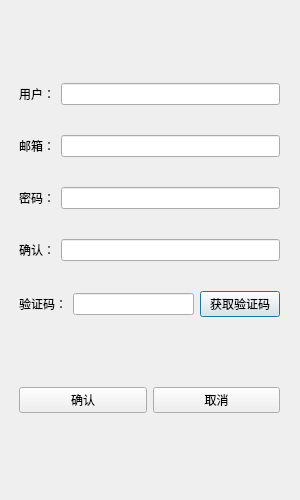
Qt form registerdialog.ui (Hn1127/sdchat) before a commit.
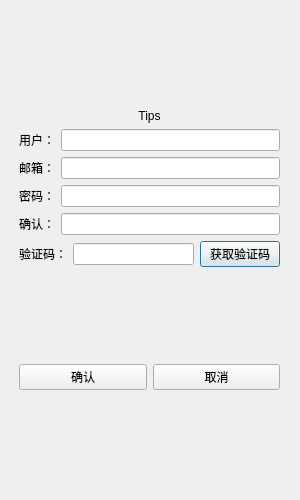
The same form after that commit.

```diff
--- a/registerdialog.ui
+++ b/registerdialog.ui
@@ -53,7 +53,7 @@
        <enum>Qt::Vertical</enum>
       </property>
       <property name="sizeType">
-       <enum>QSizePolicy::Minimum</enum>
+       <enum>QSizePolicy::Expanding</enum>
       </property>
       <property name="sizeHint" stdset="0">
        <size>
@@ -63,6 +63,16 @@
       </property>
      </spacer>
     </item>
+    <item>
+     <widget class="QLabel" name="err_tip">
+      <property name="text">
+       <string>Tips</string>
+      </property>
+      <property name="alignment">
+       <set>Qt::AlignCenter</set>
+      </property>
+     </widget>
+    </item>
     <item>
      <layout class="QHBoxLayout" name="horizontalLayout_12">
       <item>
@@ -101,7 +111,11 @@
        </widget>
       </item>
       <item>
-       <widget class="QLineEdit" name="lineEdit_3"/>
+       <widget class="QLineEdit" name="lineEdit_passwd">
+        <property name="echoMode">
+         <enum>QLineEdit::Password</enum>
+        </property>
+       </widget>
       </item>
      </layout>
     </item>
@@ -115,7 +129,11 @@
        </widget>
       </item>
       <item>
-       <widget class="QLineEdit" name="lineEdit_4"/>
+       <widget class="QLineEdit" name="lineEdit_confirm">
+        <property name="echoMode">
+         <enum>QLineEdit::Password</enum>
+        </property>
+       </widget>
       </item>
      </layout>
     </item>
@@ -146,7 +164,7 @@
        <enum>Qt::Vertical</enum>
       </property>
       <property name="sizeType">
-       <enum>QSizePolicy::Minimum</enum>
+       <enum>QSizePolicy::Expanding</enum>
       </property>
       <property name="sizeHint" stdset="0">
        <size>
@@ -180,7 +198,7 @@
        <enum>Qt::Vertical</enum>
       </property>
       <property name="sizeType">
-       <enum>QSizePolicy::Minimum</enum>
+       <enum>QSizePolicy::Expanding</enum>
       </property>
       <property name="sizeHint" stdset="0">
        <size>
```
Left out of the diff: 4 changed lines with no effect on the pictures.
